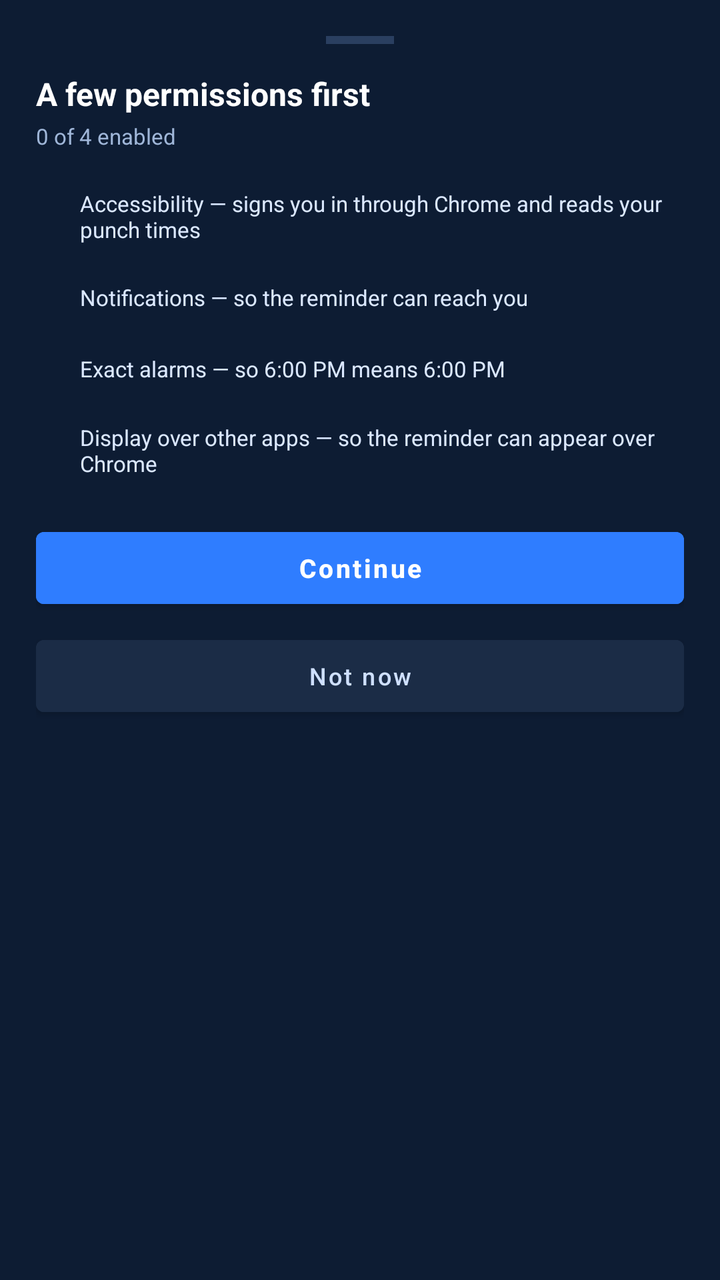
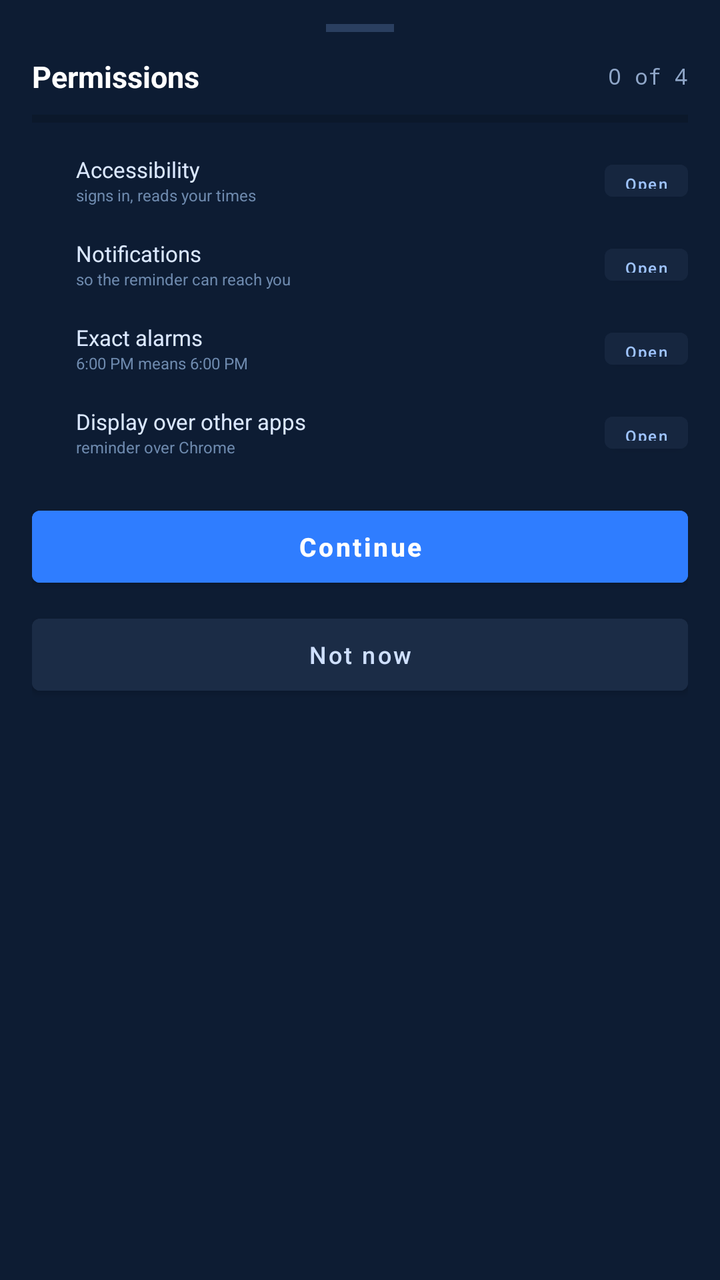

An Android layout rendered at two revisions. The XML below is the earlier revision; the diff shows what the commit changed to produce the second picture.
<!-- AndroidManifest.xml: application theme Theme.TTBS_HRMS -->
<!-- res/layout/sheet_permission.xml -->
<?xml version="1.0" encoding="utf-8"?>
<LinearLayout xmlns:android="http://schemas.android.com/apk/res/android"
    android:layout_width="match_parent"
    android:layout_height="wrap_content"
    android:background="#0D1C33"
    android:orientation="vertical"
    android:padding="18dp">

    <View
        android:layout_width="34dp"
        android:layout_height="4dp"
        android:layout_gravity="center_horizontal"
        android:layout_marginBottom="14dp"
        android:background="#2A3F60" />

    <TextView
        android:id="@+id/tvPermTitle"
        android:layout_width="match_parent"
        android:layout_height="wrap_content"
        android:text="A few permissions first"
        android:textColor="#FFFFFF"
        android:textSize="16sp"
        android:textStyle="bold" />

    <TextView
        android:id="@+id/tvPermCount"
        android:layout_width="match_parent"
        android:layout_height="wrap_content"
        android:layout_marginTop="3dp"
        android:layout_marginBottom="10dp"
        android:text="0 of 4 enabled"
        android:textColor="#9FB6D8"
        android:textSize="11sp" />

    <LinearLayout
        android:id="@+id/rowA11y"
        android:layout_width="match_parent"
        android:layout_height="wrap_content"
        android:background="?android:attr/selectableItemBackground"
        android:gravity="center_vertical"
        android:orientation="horizontal"
        android:paddingTop="9dp"
        android:paddingBottom="9dp">

        <TextView
            android:id="@+id/tickA11y"
            android:layout_width="22dp"
            android:layout_height="wrap_content"
            android:text=""
            android:textColor="#35D07F"
            android:textSize="13sp" />

        <TextView
            android:layout_width="0dp"
            android:layout_height="wrap_content"
            android:layout_weight="1"
            android:text="Accessibility — signs you in through Chrome and reads your punch times"
            android:textColor="#DBE8FF"
            android:textSize="11sp" />
    </LinearLayout>

    <LinearLayout
        android:id="@+id/rowNotif"
        android:layout_width="match_parent"
        android:layout_height="wrap_content"
        android:background="?android:attr/selectableItemBackground"
        android:gravity="center_vertical"
        android:orientation="horizontal"
        android:paddingTop="9dp"
        android:paddingBottom="9dp">

        <TextView
            android:id="@+id/tickNotif"
            android:layout_width="22dp"
            android:layout_height="wrap_content"
            android:text=""
            android:textColor="#35D07F"
            android:textSize="13sp" />

        <TextView
            android:layout_width="0dp"
            android:layout_height="wrap_content"
            android:layout_weight="1"
            android:text="Notifications — so the reminder can reach you"
            android:textColor="#DBE8FF"
            android:textSize="11sp" />
    </LinearLayout>

    <LinearLayout
        android:id="@+id/rowExact"
        android:layout_width="match_parent"
        android:layout_height="wrap_content"
        android:background="?android:attr/selectableItemBackground"
        android:gravity="center_vertical"
        android:orientation="horizontal"
        android:paddingTop="9dp"
        android:paddingBottom="9dp">

        <TextView
            android:id="@+id/tickExact"
            android:layout_width="22dp"
            android:layout_height="wrap_content"
            android:text=""
            android:textColor="#35D07F"
            android:textSize="13sp" />

        <TextView
            android:layout_width="0dp"
            android:layout_height="wrap_content"
            android:layout_weight="1"
            android:text="Exact alarms — so 6:00 PM means 6:00 PM"
            android:textColor="#DBE8FF"
            android:textSize="11sp" />
    </LinearLayout>

    <LinearLayout
        android:id="@+id/rowOverlay"
        android:layout_width="match_parent"
        android:layout_height="wrap_content"
        android:background="?android:attr/selectableItemBackground"
        android:gravity="center_vertical"
        android:orientation="horizontal"
        android:paddingTop="9dp"
        android:paddingBottom="9dp">

        <TextView
            android:id="@+id/tickOverlay"
            android:layout_width="22dp"
            android:layout_height="wrap_content"
            android:text=""
            android:textColor="#35D07F"
            android:textSize="13sp" />

        <TextView
            android:layout_width="0dp"
            android:layout_height="wrap_content"
            android:layout_weight="1"
            android:text="Display over other apps — so the reminder can appear over Chrome"
            android:textColor="#DBE8FF"
            android:textSize="11sp" />
    </LinearLayout>

    <Button
        android:id="@+id/btnPermContinue"
        android:layout_width="match_parent"
        android:layout_height="wrap_content"
        android:layout_marginTop="12dp"
        android:backgroundTint="#2F7DFF"
        android:text="Continue"
        android:textAllCaps="false"
        android:textColor="#FFFFFF"
        android:textSize="13sp"
        android:textStyle="bold" />

    <Button
        android:id="@+id/btnPermLater"
        android:layout_width="match_parent"
        android:layout_height="wrap_content"
        android:layout_marginTop="6dp"
        android:backgroundTint="#1B2C46"
        android:text="Not now"
        android:textAllCaps="false"
        android:textColor="#CFE0FF"
        android:textSize="12sp" />
</LinearLayout>
<!-- resources referenced by this layout -->
<resources>
  <style name="Theme.TTBS_HRMS" parent="Theme.MaterialComponents.DayNight.NoActionBar">
          <item name="colorPrimary">@color/brand</item>
          <item name="colorPrimaryDark">@color/brand_dark</item>
          <item name="colorAccent">@color/brand</item>
          <item name="android:statusBarColor">@color/brand_dark</item>
      </style>
  <color name="brand">#0B5FFF</color>
  <color name="brand_dark">#073FB0</color>
</resources>

<!-- the commit's change to res/layout/sheet_permission.xml (unified diff, before → after) -->
@@ -4,33 +4,54 @@
     android:layout_height="wrap_content"
     android:background="#0D1C33"
     android:orientation="vertical"
-    android:padding="18dp">
+    android:paddingStart="16dp"
+    android:paddingTop="12dp"
+    android:paddingEnd="16dp"
+    android:paddingBottom="16dp">
 
     <View
         android:layout_width="34dp"
         android:layout_height="4dp"
         android:layout_gravity="center_horizontal"
-        android:layout_marginBottom="14dp"
+        android:layout_marginBottom="12dp"
         android:background="#2A3F60" />
 
-    <TextView
-        android:id="@+id/tvPermTitle"
-        android:layout_width="match_parent"
-        android:layout_height="wrap_content"
-        android:text="A few permissions first"
-        android:textColor="#FFFFFF"
-        android:textSize="16sp"
-        android:textStyle="bold" />
-
-    <TextView
-        android:id="@+id/tvPermCount"
-        android:layout_width="match_parent"
-        android:layout_height="wrap_content"
-        android:layout_marginTop="3dp"
-        android:layout_marginBottom="10dp"
-        android:text="0 of 4 enabled"
-        android:textColor="#9FB6D8"
-        android:textSize="11sp" />
+    <LinearLayout
+        android:layout_width="match_parent"
+        android:layout_height="wrap_content"
+        android:gravity="center_vertical"
+        android:orientation="horizontal">
+
+        <TextView
+            android:id="@+id/tvPermTitle"
+            android:layout_width="0dp"
+            android:layout_height="wrap_content"
+            android:layout_weight="1"
+            android:text="Permissions"
+            android:textColor="#FFFFFF"
+            android:textSize="15sp"
+            android:textStyle="bold" />
+
+        <TextView
+            android:id="@+id/tvPermCount"
+            android:layout_width="wrap_content"
+            android:layout_height="wrap_content"
+            android:fontFamily="monospace"
+            android:text="0 of 4"
+            android:textColor="#8FA6C8"
+            android:textSize="11sp" />
+    </LinearLayout>
+
+    <ProgressBar
+        android:id="@+id/pbPerm"
+        style="?android:attr/progressBarStyleHorizontal"
+        android:layout_width="match_parent"
+        android:layout_height="4dp"
+        android:layout_marginTop="9dp"
+        android:layout_marginBottom="8dp"
+        android:max="4"
+        android:progress="0"
+        android:progressTint="#2F7DFF" />
 
     <LinearLayout
         android:id="@+id/rowA11y"
@@ -39,8 +60,8 @@
         android:background="?android:attr/selectableItemBackground"
         android:gravity="center_vertical"
         android:orientation="horizontal"
-        android:paddingTop="9dp"
-        android:paddingBottom="9dp">
+        android:paddingTop="7dp"
+        android:paddingBottom="7dp">
 
         <TextView
             android:id="@+id/tickA11y"
@@ -50,13 +71,40 @@
             android:textColor="#35D07F"
             android:textSize="13sp" />
 
-        <TextView
-            android:layout_width="0dp"
-            android:layout_height="wrap_content"
-            android:layout_weight="1"
-            android:text="Accessibility — signs you in through Chrome and reads your punch times"
-            android:textColor="#DBE8FF"
-            android:textSize="11sp" />
+        <LinearLayout
+            android:layout_width="0dp"
+            android:layout_height="wrap_content"
+            android:layout_weight="1"
+            android:orientation="vertical">
+
+            <TextView
+                android:id="@+id/nameA11y"
+                android:layout_width="wrap_content"
+                android:layout_height="wrap_content"
+                android:text="Accessibility"
+                android:textColor="#DBE8FF"
+                android:textSize="11sp" />
+
+            <TextView
+                android:layout_width="wrap_content"
+                android:layout_height="wrap_content"
+                android:text="signs in, reads your times"
+                android:textColor="#6E8AAE"
+                android:textSize="8sp" />
+        </LinearLayout>
+
+        <Button
+            android:id="@+id/openA11y"
+            android:layout_width="wrap_content"
+            android:layout_height="28dp"
+            android:backgroundTint="#16263F"
+            android:minWidth="0dp"
+            android:paddingStart="10dp"
+            android:paddingEnd="10dp"
+            android:text="Open"
+            android:textAllCaps="false"
+            android:textColor="#9FC4FF"
+            android:textSize="8sp" />
     </LinearLayout>
 
     <LinearLayout
@@ -66,8 +114,8 @@
         android:background="?android:attr/selectableItemBackground"
         android:gravity="center_vertical"
         android:orientation="horizontal"
-        android:paddingTop="9dp"
-        android:paddingBottom="9dp">
+        android:paddingTop="7dp"
+        android:paddingBottom="7dp">
 
         <TextView
             android:id="@+id/tickNotif"
@@ -77,13 +125,40 @@
             android:textColor="#35D07F"
             android:textSize="13sp" />
 
-        <TextView
-            android:layout_width="0dp"
-            android:layout_height="wrap_content"
-            android:layout_weight="1"
-            android:text="Notifications — so the reminder can reach you"
-            android:textColor="#DBE8FF"
-            android:textSize="11sp" />
+        <LinearLayout
+            android:layout_width="0dp"
+            android:layout_height="wrap_content"
+            android:layout_weight="1"
+            android:orientation="vertical">
+
+            <TextView
+                android:id="@+id/nameNotif"
+                android:layout_width="wrap_content"
+                android:layout_height="wrap_content"
+                android:text="Notifications"
+                android:textColor="#DBE8FF"
+                android:textSize="11sp" />
+
+            <TextView
+                android:layout_width="wrap_content"
+                android:layout_height="wrap_content"
+                android:text="so the reminder can reach you"
+                android:textColor="#6E8AAE"
+                android:textSize="8sp" />
+        </LinearLayout>
+
+        <Button
+            android:id="@+id/openNotif"
+            android:layout_width="wrap_content"
+            android:layout_height="28dp"
+            android:backgroundTint="#16263F"
+            android:minWidth="0dp"
+            android:paddingStart="10dp"
+            android:paddingEnd="10dp"
+            android:text="Open"
+            android:textAllCaps="false"
+            android:textColor="#9FC4FF"
+            android:textSize="8sp" />
     </LinearLayout>
 
     <LinearLayout
@@ -93,8 +168,8 @@
         android:background="?android:attr/selectableItemBackground"
         android:gravity="center_vertical"
         android:orientation="horizontal"
-        android:paddingTop="9dp"
-        android:paddingBottom="9dp">
+        android:paddingTop="7dp"
+        android:paddingBottom="7dp">
 
         <TextView
             android:id="@+id/tickExact"
@@ -104,13 +179,40 @@
             android:textColor="#35D07F"
             android:textSize="13sp" />
 
-        <TextView
-            android:layout_width="0dp"
-            android:layout_height="wrap_content"
-            android:layout_weight="1"
-            android:text="Exact alarms — so 6:00 PM means 6:00 PM"
-            android:textColor="#DBE8FF"
-            android:textSize="11sp" />
+        <LinearLayout
+            android:layout_width="0dp"
+            android:layout_height="wrap_content"
+            android:layout_weight="1"
+            android:orientation="vertical">
+
+            <TextView
+                android:id="@+id/nameExact"
+                android:layout_width="wrap_content"
+                android:layout_height="wrap_content"
+                android:text="Exact alarms"
+                android:textColor="#DBE8FF"
+                android:textSize="11sp" />
+
+            <TextView
+                android:layout_width="wrap_content"
+                android:layout_height="wrap_content"
+                android:text="6:00 PM means 6:00 PM"
+                android:textColor="#6E8AAE"
+                android:textSize="8sp" />
+        </LinearLayout>
+
+        <Button
+            android:id="@+id/openExact"
+            android:layout_width="wrap_content"
+            android:layout_height="28dp"
+            android:backgroundTint="#16263F"
+            android:minWidth="0dp"
+            android:paddingStart="10dp"
+            android:paddingEnd="10dp"
+            android:text="Open"
+            android:textAllCaps="false"
+            android:textColor="#9FC4FF"
+            android:textSize="8sp" />
     </LinearLayout>
 
     <LinearLayout
@@ -120,8 +222,8 @@
         android:background="?android:attr/selectableItemBackground"
         android:gravity="center_vertical"
         android:orientation="horizontal"
-        android:paddingTop="9dp"
-        android:paddingBottom="9dp">
+        android:paddingTop="7dp"
+        android:paddingBottom="7dp">
 
         <TextView
             android:id="@+id/tickOverlay"
@@ -131,13 +233,40 @@
             android:textColor="#35D07F"
             android:textSize="13sp" />
 
-        <TextView
-            android:layout_width="0dp"
-            android:layout_height="wrap_content"
-            android:layout_weight="1"
-            android:text="Display over other apps — so the reminder can appear over Chrome"
-            android:textColor="#DBE8FF"
-            android:textSize="11sp" />
+        <LinearLayout
+            android:layout_width="0dp"
+            android:layout_height="wrap_content"
+            android:layout_weight="1"
+            android:orientation="vertical">
+
+            <TextView
+                android:id="@+id/nameOverlay"
+                android:layout_width="wrap_content"
+                android:layout_height="wrap_content"
+                android:text="Display over other apps"
+                android:textColor="#DBE8FF"
+                android:textSize="11sp" />
+
+            <TextView
+                android:layout_width="wrap_content"
+                android:layout_height="wrap_content"
+                android:text="reminder over Chrome"
+                android:textColor="#6E8AAE"
+                android:textSize="8sp" />
+        </LinearLayout>
+
+        <Button
+            android:id="@+id/openOverlay"
+            android:layout_width="wrap_content"
+            android:layout_height="28dp"
+            android:backgroundTint="#16263F"
+            android:minWidth="0dp"
+            android:paddingStart="10dp"
+            android:paddingEnd="10dp"
+            android:text="Open"
+            android:textAllCaps="false"
+            android:textColor="#9FC4FF"
+            android:textSize="8sp" />
     </LinearLayout>
 
     <Button
